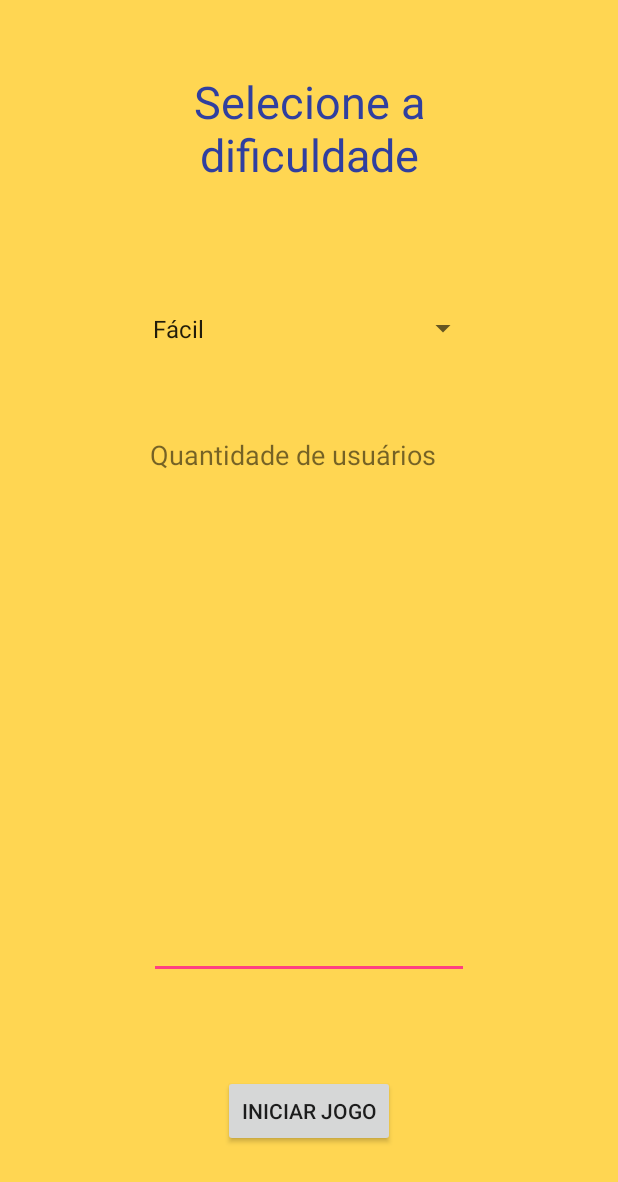
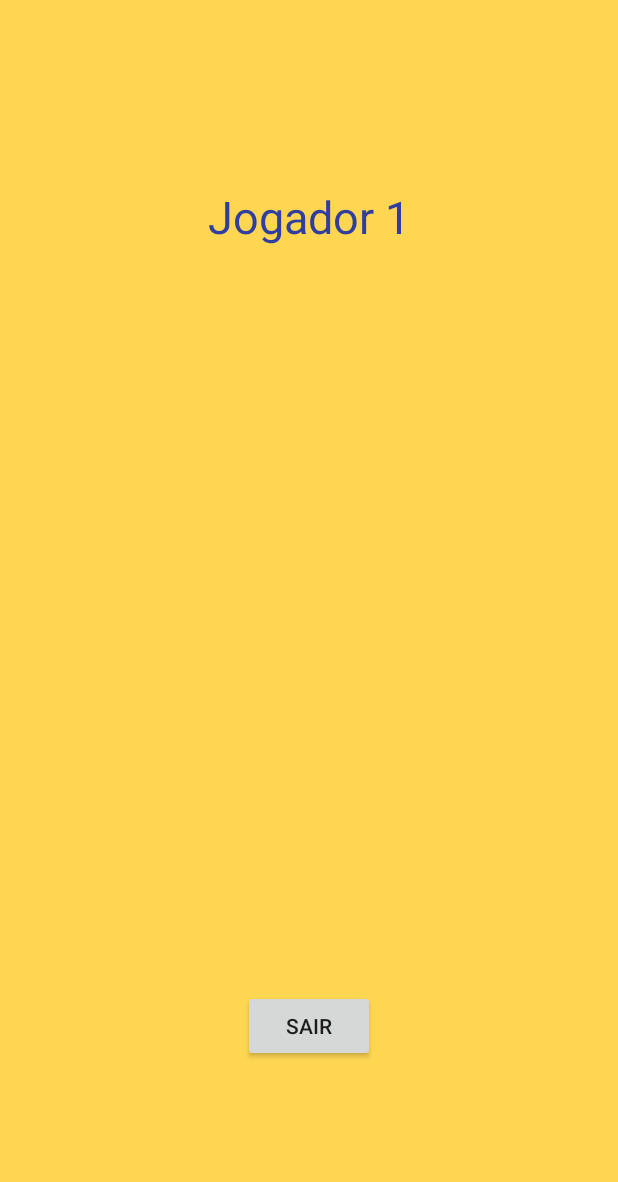
Before and after one commit to firebird-t/controle-amarelinha, an Android app: the Minesweeper screen opened directly, with no data from a screen before it, after a tap on "INICIAR JOGO", on a phone screen of 412 x 824 dp. Shown: the top 1182 px of the screen. Run offline under Robolectric (Android 15) with nearby library versions, the phone set to English and light mode, and no system bars; 7 statements that could not run were skipped.

Commit message:
correção de bugs

```diff
--- a/app/src/main/java/app/leonardo/controle_amarelinha/InteractionActivity.java
+++ b/app/src/main/java/app/leonardo/controle_amarelinha/InteractionActivity.java
@@ -64,7 +64,7 @@ public class InteractionActivity extends AppCompatActivity{
         Log.d("k6", "Device Address: " + bundle.getString("address"));
         Log.d("Quantidade_de_Usuários", String.valueOf(quant_users));
         Log.d("Modo_Jogo",bundle.getString("game_mode"));
-        Random random = null;
+        Random random = new Random();
         num1 = random.nextInt((7 - 2) + 1) + 2;
 
         boolean check = false;
@@ -128,6 +128,8 @@ public class InteractionActivity extends AppCompatActivity{
                 Intent intent = new Intent(InteractionActivity.this,RockReleaseActivity.class);
                 bundle.putString("jogo_inter","rock");
                 bundle.putString("quant_users", String.valueOf(quant_users));
+                bundle.putString("num1",String.valueOf(num1));
+                bundle.putString("num2", String.valueOf(num2));
                 intent.putExtras(bundle);
                 startActivity(intent);
             }
@@ -139,6 +141,8 @@ public class InteractionActivity extends AppCompatActivity{
                 Intent intent = new Intent(InteractionActivity.this,ButtonActionActivity.class);
                 bundle.putString("jogo_inter", "simples");
                 bundle.putString("quant_users", String.valueOf(quant_users));
+                bundle.putString("num1",String.valueOf(num1));
+                bundle.putString("num2", String.valueOf(num2));
                 intent.putExtras(bundle);
                 startActivity(intent);
             }
--- a/app/src/main/java/app/leonardo/controle_amarelinha/Minesweeper.java
+++ b/app/src/main/java/app/leonardo/controle_amarelinha/Minesweeper.java
@@ -9,28 +9,34 @@ import android.os.Bundle;
 import android.util.Log;
 import android.view.View;
 import android.widget.Button;
+import android.widget.EditText;
 import android.widget.RadioButton;
 import android.widget.Spinner;
 import android.widget.TextView;
 
 import org.json.JSONException;
+import org.w3c.dom.Text;
 
+import java.net.Inet4Address;
 import java.nio.charset.Charset;
 
 public class Minesweeper extends AppCompatActivity {
 
-    Bundle bundle;
     private JsonControl jsonControl;
     private Button button;
     private int quant_users;
     private byte[] data_send;
     private Spinner spinner;
+    private EditText etqUsers;
+    private Bundle bundle;
     @Override
     protected void onCreate(Bundle savedInstanceState) {
         super.onCreate(savedInstanceState);
         setContentView(R.layout.activity_minesweeper);
 
         setRequestedOrientation (ActivityInfo.SCREEN_ORIENTATION_PORTRAIT);//Fixa em modo Retrato
+
+        bundle = getIntent().getExtras();
 
         jsonControl = new JsonControl();
         button = (Button)findViewById(R.id.button4);
@@ -42,6 +48,8 @@ public class Minesweeper extends AppCompatActivity {
         Typeface typeface = Typeface.createFromAsset(getAssets(), "font/inky.ttf");
         textView.setTypeface(typeface);
 
+        etqUsers = (EditText)findViewById(R.id.etqUsers);
+
 
         //Log.d("k6","DEVICE UUID: " + bundle.getString("device"));
         //Log.d("k6", "Device Address: " + bundle.getString("address"));
@@ -51,13 +59,21 @@ public class Minesweeper extends AppCompatActivity {
             @Override
             public void onClick(View v) {
                 String modo = String.valueOf(spinner.getSelectedItemId());
+                //String mode_temp = spinner.getSelectedItem().toString();
+                int mode_temp_int;
 
-
+                if(modo.equalsIgnoreCase("Fácil")){
+                    mode_temp_int = 1;
+                }else if (modo.equalsIgnoreCase("Médio")){
+                    mode_temp_int = 2;
+                }else {
+                    mode_temp_int = 3;
+                }
 
                 try {
                     jsonControl.add_data("jogo","2");
-                    jsonControl.add_data("quant_users", "2");
-                    jsonControl.add_data("modo",modo);
+                    jsonControl.add_data("quant_users",etqUsers.getText().toString());
+                    jsonControl.add_data("modo",String.valueOf(mode_temp_int));
                     String tmp = jsonControl.json_prepare();
                     data_send = tmp.getBytes(Charset.defaultCharset());
 
@@ -72,6 +88,13 @@ public class Minesweeper extends AppCompatActivity {
                 } catch (JSONException e) {
                     e.printStackTrace();
                 }
+
+                Intent intent2 = new Intent(Minesweeper.this,Mineswp_Result_Activity.class);
+                bundle.putString("quant_users",etqUsers.getText().toString());
+                bundle.putString("jogo","2");
+                bundle.putString("modo",String.valueOf(mode_temp_int));
+                intent2.putExtras(bundle);
+                startActivity(intent2);
             }
         });
     }
--- a/app/src/main/java/app/leonardo/controle_amarelinha/Mineswp_Result_Activity.java
+++ b/app/src/main/java/app/leonardo/controle_amarelinha/Mineswp_Result_Activity.java
@@ -1,13 +1,89 @@
 package app.leonardo.controle_amarelinha;
 
+import android.content.BroadcastReceiver;
+import android.content.Context;
+import android.content.Intent;
+import android.content.IntentFilter;
+import android.graphics.Typeface;
+import android.support.v4.content.LocalBroadcastManager;
 import android.support.v7.app.AppCompatActivity;
 import android.os.Bundle;
+import android.util.Log;
+import android.widget.TextView;
+
+import org.json.JSONException;
+import org.json.JSONObject;
+import org.w3c.dom.Text;
 
 public class Mineswp_Result_Activity extends AppCompatActivity {
-
+    private int control_users;
+    private int quant_users;
+    private TextView textView19;
+    private TextView textView17;
+    private Bundle bundle;
     @Override
     protected void onCreate(Bundle savedInstanceState) {
         super.onCreate(savedInstanceState);
         setContentView(R.layout.activity_mineswp__result_);
+
+        textView17 = (TextView) findViewById(R.id.textView17);
+        textView19 = (TextView)findViewById(R.id.textView19);
+
+        Typeface typeface = Typeface.createFromAsset(getAssets(), "font/inky.ttf");
+        textView17.setTypeface(typeface);
+        textView19.setTypeface(typeface);
+
+        bundle = getIntent().getExtras();
+        quant_users = Integer.parseInt(bundle.getString("quant_users"));
+        control_users = 1;
+        LocalBroadcastManager.getInstance(this).registerReceiver(mReceiver, new IntentFilter("data_receive"));
     }
+
+
+    BroadcastReceiver mReceiver = new BroadcastReceiver() {
+        @Override
+        public void onReceive(Context context, Intent intent) {
+            Bundle bundle = intent.getExtras();
+            JSONObject json = null;
+            //String tmp = null;
+            //String cmh = null;
+            String btn_pedra_state = null;
+            String result = null;
+
+            try {
+                //tmp = bundle.getString("data_rec");
+                json = new JSONObject(bundle.getString("data_rec"));
+                //cmh = json.getString("caminho");
+                btn_pedra_state = json.getString("pedra_ok").toString();
+                result = json.getString("status").toString();
+            } catch (JSONException e) {
+                e.printStackTrace();
+            }
+
+            /*if(cmh != null){
+                if(!cmh.isEmpty()){
+                    caminho = cmh;
+                }
+            }
+            */
+
+            if (btn_pedra_state != null) {
+                if (!btn_pedra_state.isEmpty() && btn_pedra_state.equalsIgnoreCase("ok")) {
+
+                    if(result.equalsIgnoreCase("w")){
+                        textView19.setText("Você Ganhou");
+                    }else{
+                        textView19.setText("Você Perdeu");
+                    }
+
+                    control_users++;
+                    if(control_users > quant_users){
+                        control_users = 1;
+                    }
+
+                    textView17.setText("Jogador "+control_users);
+                }
+            }
+        }
+    };
 }
--- a/app/src/main/res/layout/activity_minesweeper.xml
+++ b/app/src/main/res/layout/activity_minesweeper.xml
@@ -48,7 +48,7 @@
         app:layout_constraintTop_toBottomOf="@+id/textView18" />
 
     <EditText
-        android:id="@+id/editText"
+        android:id="@+id/etqUsers"
         android:layout_width="wrap_content"
         android:layout_height="wrap_content"
         android:layout_marginBottom="64dp"
@@ -68,7 +68,7 @@
         android:layout_marginTop="48dp"
         android:text="Quantidade de usuários"
         android:textSize="18sp"
-        app:layout_constraintBottom_toTopOf="@+id/editText"
+        app:layout_constraintBottom_toTopOf="@+id/etqUsers"
         app:layout_constraintEnd_toEndOf="parent"
         app:layout_constraintStart_toStartOf="parent"
         app:layout_constraintTop_toBottomOf="@+id/spinner2"
--- a/app/src/main/res/layout/activity_mineswp__result_.xml
+++ b/app/src/main/res/layout/activity_mineswp__result_.xml
@@ -4,6 +4,43 @@
     xmlns:tools="http://schemas.android.com/tools"
     android:layout_width="match_parent"
     android:layout_height="match_parent"
+    android:background="#ffd652"
     tools:context="app.leonardo.controle_amarelinha.Mineswp_Result_Activity">
 
+    <TextView
+        android:id="@+id/textView17"
+        android:layout_width="218dp"
+        android:layout_height="0dp"
+        android:layout_marginBottom="245dp"
+        android:layout_marginTop="124dp"
+        android:fontFamily="@font/inky"
+        android:text="Jogador 1"
+        android:textAlignment="center"
+        android:textColor="@color/colorPrimaryDark"
+        android:textSize="30sp"
+        app:layout_constraintBottom_toTopOf="@+id/button3"
+        app:layout_constraintEnd_toEndOf="parent"
+        app:layout_constraintStart_toStartOf="parent"
+        app:layout_constraintTop_toTopOf="parent"
+        app:layout_constraintVertical_chainStyle="spread_inside" />
+
+    <Button
+        android:id="@+id/button3"
+        android:layout_width="wrap_content"
+        android:layout_height="wrap_content"
+        android:layout_marginBottom="116dp"
+        android:text="Sair"
+        app:layout_constraintBottom_toBottomOf="parent"
+        app:layout_constraintEnd_toEndOf="parent"
+        app:layout_constraintStart_toStartOf="parent"
+        app:layout_constraintTop_toBottomOf="@+id/textView17" />
+
+    <TextView
+        android:id="@+id/textView19"
+        android:layout_width="206dp"
+        android:layout_height="55dp"
+        android:fontFamily="@font/inky"
+        android:textSize="14sp"
+        tools:layout_editor_absoluteX="89dp"
+        tools:layout_editor_absoluteY="228dp" />
 </android.support.constraint.ConstraintLayout>
```
Also changed, not shown: app/src/main/java/app/leonardo/controle_amarelinha/BluetoothSearchActivity.java (+20 -0 lines), app/src/main/java/app/leonardo/controle_amarelinha/ButtonActionActivity.java (+24 -4 lines), 1 other file.
